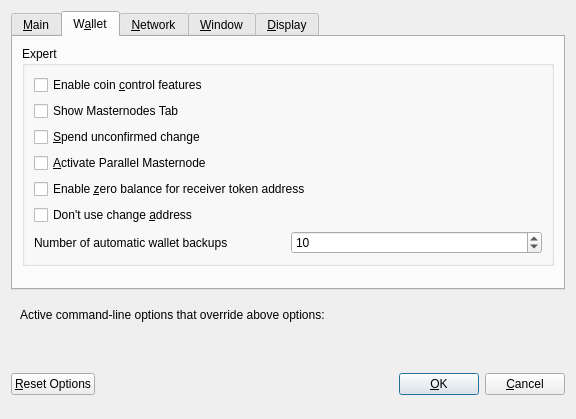
First picture: the form in src/qt/forms/optionsdialog.ui, repository LUX-Core/lux, before the edit.
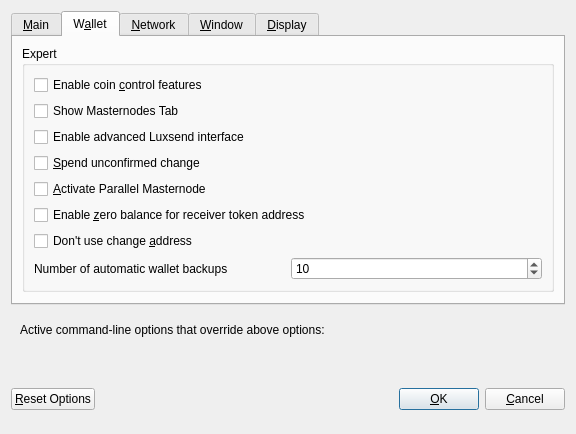
Second picture: the form after the edit. Custom widgets are drawn as their Qt base class.

Commit message: QT - Improve Autobackup, showAdvancedUI option

What changed in the file:
```diff
--- a/src/qt/forms/optionsdialog.ui
+++ b/src/qt/forms/optionsdialog.ui
@@ -283,6 +283,16 @@
             </property>
            </widget>
           </item>
+          <item>
+           <widget class="QCheckBox" name="showAdvancedUI">
+            <property name="toolTip">
+             <string>Show additional information and buttons for Luxsend on overview screen.</string>
+            </property>
+            <property name="text">
+             <string>Enable advanced Luxsend interface</string>
+            </property>
+           </widget>
+          </item>
           <item>
            <widget class="QCheckBox" name="spendZeroConfChange">
             <property name="toolTip">
```
The commit also changes 24 other files.
